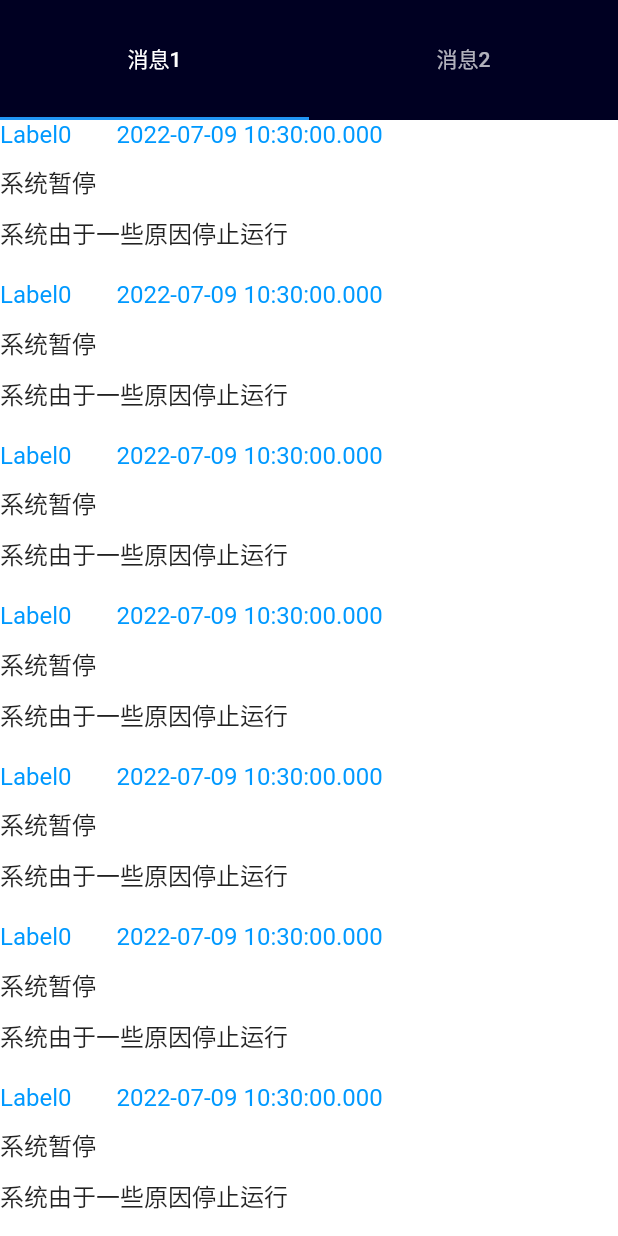
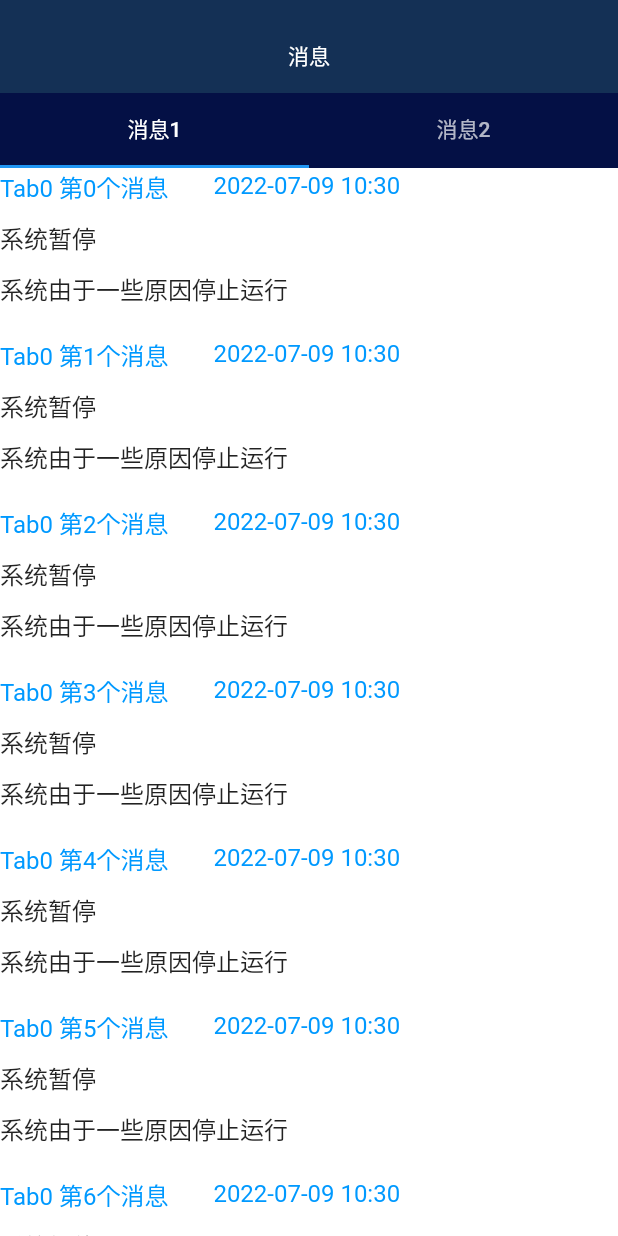
Before and after one commit to rickgit/Test, a Flutter app: the MsgPage screen opened by its route, on a phone screen of 412 x 824 dp. Run offline on Flutter 3.47's test engine with Material 2 defaults, Android fonts, the phone set to English and light mode, and no system bars; our stand-ins replace dio, get, package_info, retrofit; generated files the repository leaves out were written again.

Commit message:
opt 消息

```diff
--- /dev/null
+++ b/lib/components/TitleWidget.dart
@@ -0,0 +1,29 @@
+import 'package:flutter/material.dart';
+
+import '../initial/ResColors.dart';
+import '../initial/ResSize.dart';
+
+Widget createCommonTitleBar(BuildContext buildContext, String title) {
+  return Container(
+    color: Color(COLOR_BACKGROUND),
+    padding: EdgeInsets.only(top: 12),
+    child: Container(
+      height: FONT_TITLE_HEIGHT,
+      color: Color(COLOR_BACKGROUND),
+      child: Row(
+        crossAxisAlignment: CrossAxisAlignment.center,
+        mainAxisAlignment: MainAxisAlignment.center,
+        children: [
+          Spacer(
+            flex: 1,
+          ),
+          Text(
+            title,
+            style: TextStyle(color: Color(COLOR_WHITE)),
+          ),
+          Spacer(flex: 1)
+        ],
+      ),
+    ),
+  );
+}
--- a/lib/initial/ResColors.dart
+++ b/lib/initial/ResColors.dart
@@ -1 +1,4 @@
 int COLOR_TITLE=0xFF0099ff;
+int COLOR_BACKGROUND=0xff143055;
+int COLOR_TAB_BACKGROUND=0xff041045;
+int COLOR_WHITE=0xffffffff;
--- a/lib/initial/ResSize.dart
+++ b/lib/initial/ResSize.dart
@@ -1 +1,3 @@
 double FONT_DEFAULT=16;
+double FONT_TITLE_SIZE=100;
+double FONT_TITLE_HEIGHT=50;
--- a/lib/pages/HomePage.dart
+++ b/lib/pages/HomePage.dart
@@ -1,6 +1,7 @@
 import 'package:app_flutter/initial/CustomLocalizations.dart';
 import 'package:flutter/material.dart';
 
+import '../initial/ResSize.dart';
 import '../initial/Routes.dart';
 
 class Body extends StatelessWidget{
@@ -8,6 +9,7 @@ class Body extends StatelessWidget{
   Widget build(BuildContext context) {
     return Scaffold(body:Column(
       children : [
+        Container(child: Text(""),height: FONT_TITLE_HEIGHT,),
         TextButton(child:Text("登录"),onPressed: (){
           print("object");
           Navigator.of(context).pushNamed(ROUT_TAG_LOGIN,arguments: {"":"a"});
--- a/lib/pages/user/MessagePage.dart
+++ b/lib/pages/user/MessagePage.dart
@@ -1,5 +1,7 @@
 import 'package:flutter/material.dart';
+import 'package:intl/intl.dart';
 
+import '../../components/TitleWidget.dart';
 import '../../initial/ResSize.dart';
 import '../../initial/ResColors.dart';
 
@@ -48,7 +50,8 @@ class _MsgPageState extends State<MsgPage> with SingleTickerProviderStateMixin {
   Widget build(BuildContext context) {
     return Column(
       children: [
-        Container(height: 80,color:Color(0xff000022),child: TabBar(tabs: [Tab(text: "消息1"),Tab(text: "消息2")] ,controller:mTabController ,)),
+        createCommonTitleBar(context,"消息"),
+        Container(height: FONT_TITLE_HEIGHT,color:Color(COLOR_TAB_BACKGROUND),child: TabBar(tabs: [Tab(text: "消息1"),Tab(text: "消息2")] ,controller:mTabController ,)),
         Expanded(
             child: PageView(
           children: [createListPage(0), createListPage(1)],
@@ -74,8 +77,8 @@ class _MsgPageState extends State<MsgPage> with SingleTickerProviderStateMixin {
 Container createListPage(int flag) {
   return Container(color: Colors.white,child: ListView.builder(itemBuilder: (BuildContext context, int index) {
     return Column(children: [
-      Row(children: [Text("Label$flag",style: TextStyle(fontSize: FONT_DEFAULT,color: Color(COLOR_TITLE))), Container(width: 30,)
-        ,Text("${DateTime.now()}",style: TextStyle(fontSize: FONT_DEFAULT,color: Color(COLOR_TITLE)))],
+      Row(children: [Text("Tab$flag 第$index个消息",style: TextStyle(fontSize: FONT_DEFAULT,color: Color(COLOR_TITLE))), Container(width: 30,)
+        ,Text("${DateFormat('yyyy-MM-dd HH:mm').format(DateTime.now())}",style: TextStyle(fontSize: FONT_DEFAULT,color: Color(COLOR_TITLE)))],
       ),
       Padding(padding: EdgeInsets.only(top: 10),child:Text("系统暂停",style: TextStyle(fontSize: FONT_DEFAULT))),
       Padding(padding: EdgeInsets.only(top: 10),child:Text("系统由于一些原因停止运行",style: TextStyle(fontSize: FONT_DEFAULT))),
```
